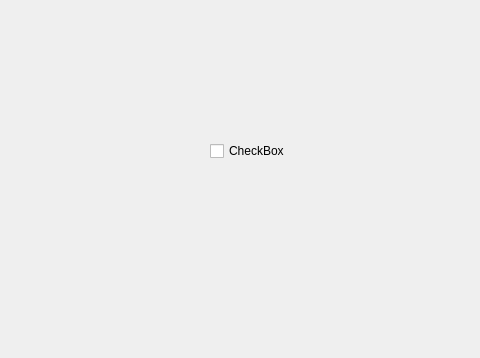
Above: SettingsWidget.ui from Nemkof/Pacman-Among-Us before the change. Below: the same form after it.
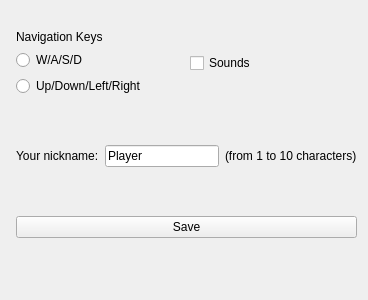
That is the form after the change.

Commit message: fix: now settings is work!

Diff of the .ui file:
```diff
--- a/SettingsWidget.ui
+++ b/SettingsWidget.ui
@@ -6,25 +6,92 @@
    <rect>
     <x>0</x>
     <y>0</y>
-    <width>480</width>
-    <height>358</height>
+    <width>368</width>
+    <height>300</height>
    </rect>
   </property>
   <property name="windowTitle">
    <string>Form</string>
   </property>
-  <widget class="QCheckBox" name="checkBox">
+  <widget class="QWidget" name="verticalLayoutWidget_2">
    <property name="geometry">
     <rect>
-     <x>210</x>
-     <y>140</y>
-     <width>77</width>
-     <height>22</height>
+     <x>16</x>
+     <y>30</y>
+     <width>341</width>
+     <height>208</height>
     </rect>
    </property>
-   <property name="text">
-    <string>CheckBox</string>
-   </property>
+   <layout class="QVBoxLayout" name="verticalLayout_2">
+    <item>
+     <layout class="QHBoxLayout" name="horizontalLayout">
+      <item>
+       <layout class="QVBoxLayout" name="verticalLayout">
+        <item>
+         <widget class="QLabel" name="label">
+          <property name="text">
+           <string>Navigation Keys</string>
+          </property>
+         </widget>
+        </item>
+        <item>
+         <widget class="QRadioButton" name="ButtonLetters">
+          <property name="text">
+           <string>W/A/S/D</string>
+          </property>
+         </widget>
+        </item>
+        <item>
+         <widget class="QRadioButton" name="ButtonArrows">
+          <property name="text">
+           <string>Up/Down/Left/Right</string>
+          </property>
+         </widget>
+        </item>
+       </layout>
+      </item>
+      <item>
+       <widget class="QCheckBox" name="soundsBox">
+        <property name="text">
+         <string>Sounds</string>
+        </property>
+       </widget>
+      </item>
+     </layout>
+    </item>
+    <item>
+     <layout class="QHBoxLayout" name="horizontalLayout_3">
+      <item>
+       <widget class="QLabel" name="label_2">
+        <property name="text">
+         <string>Your nickname:</string>
+        </property>
+       </widget>
+      </item>
+      <item>
+       <widget class="QLineEdit" name="nameLine">
+        <property name="text">
+         <string>Player</string>
+        </property>
+       </widget>
+      </item>
+      <item>
+       <widget class="QLabel" name="label_3">
+        <property name="text">
+         <string>(from 1 to 10 characters)</string>
+        </property>
+       </widget>
+      </item>
+     </layout>
+    </item>
+    <item>
+     <widget class="QPushButton" name="pushButton">
+      <property name="text">
+       <string>Save</string>
+      </property>
+     </widget>
+    </item>
+   </layout>
   </widget>
  </widget>
  <resources/>
```
The commit also changes 69 other files.
